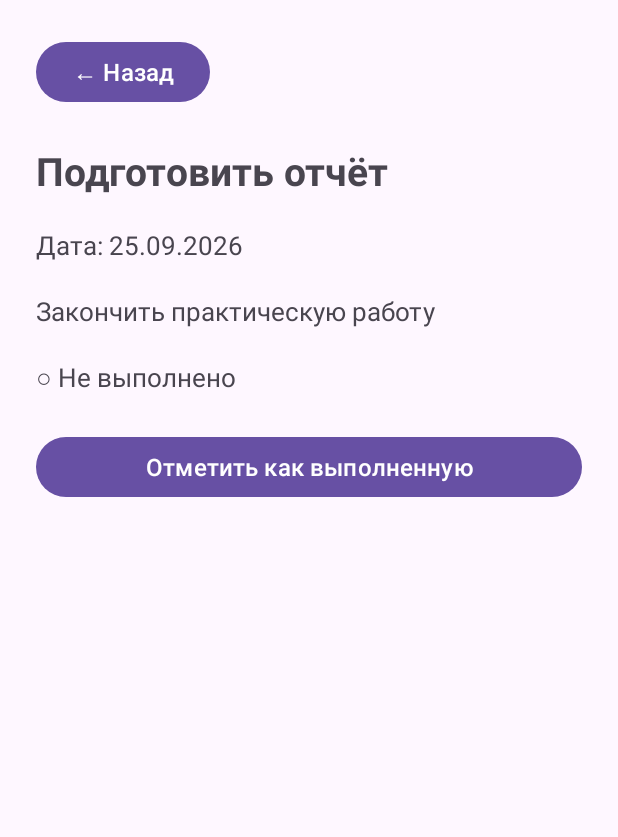
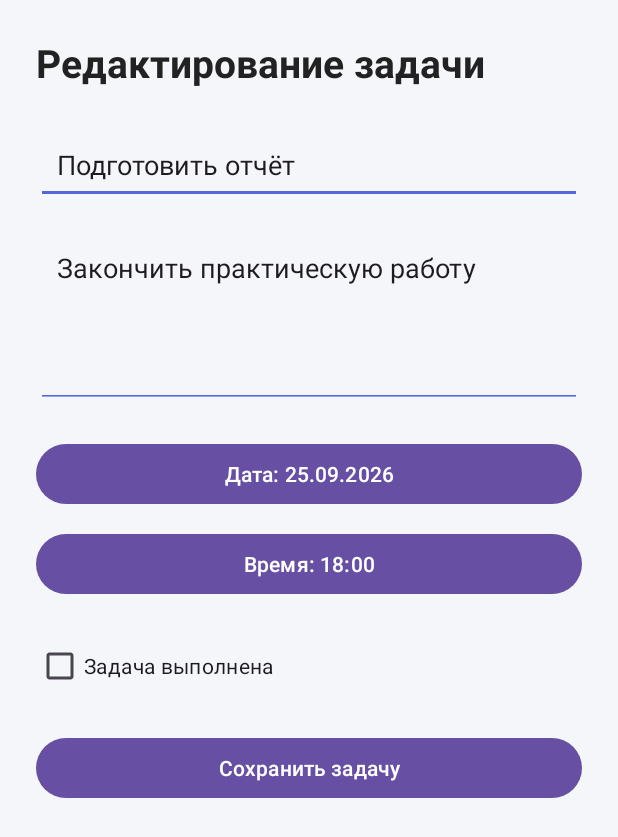
Before and after one commit to levalyalkov228-beep/calendar1, an Android app: the screen it shows after launch (TaskDetailActivity before the commit, AddEditTaskActivity after it), after a tap on "Подготовить отчёт", on a phone screen of 412 x 824 dp. Shown: the top 837 px of the screen. Run offline under Robolectric (Android 15) with nearby library versions, the phone set to English and light mode, and no system bars; our stand-ins replace Room's generated code.

Commit message:
Этап 5 выполнен

```diff
--- a/app/src/main/AndroidManifest.xml
+++ b/app/src/main/AndroidManifest.xml
@@ -29,6 +29,9 @@
             android:name=".AddTaskActivity"
             android:exported="false"
             android:windowSoftInputMode="adjustResize" />
+        <activity
+            android:name=".AddEditTaskActivity"
+            android:exported="false" />
     </application>
 
 </manifest>
--- /dev/null
+++ b/app/src/main/java/com/example/calendar1/AddEditTaskActivity.kt
@@ -0,0 +1,215 @@
+
+package com.example.calendar1
+
+import android.app.DatePickerDialog
+import android.app.TimePickerDialog
+import android.os.Bundle
+import android.widget.Button
+import android.widget.CheckBox
+import android.widget.EditText
+import android.widget.TextView
+import android.widget.Toast
+import androidx.appcompat.app.AppCompatActivity
+import androidx.lifecycle.ViewModelProvider
+import java.text.SimpleDateFormat
+import java.util.Calendar
+import java.util.Locale
+
+class AddEditTaskActivity : AppCompatActivity() {
+
+    private lateinit var taskViewModel: TaskViewModel
+
+    private lateinit var titleInput: EditText
+    private lateinit var descriptionInput: EditText
+    private lateinit var dateButton: Button
+    private lateinit var timeButton: Button
+    private lateinit var completedCheckBox: CheckBox
+    private lateinit var saveButton: Button
+    private lateinit var formTitle: TextView
+
+    private var taskId = -1
+    private var selectedDate = ""
+    private var selectedTime = "12:00"
+    private var isDone = false
+
+    override fun onCreate(savedInstanceState: Bundle?) {
+        super.onCreate(savedInstanceState)
+        setContentView(R.layout.activity_add_edit_task)
+
+        val factory = TaskViewModelFactory(application)
+        taskViewModel = ViewModelProvider(
+            this, factory
+        )[TaskViewModel::class.java]
+
+        titleInput = findViewById(R.id.editTaskTitle)
+        descriptionInput = findViewById(R.id.editTaskDescription)
+        dateButton = findViewById(R.id.buttonSelectDate)
+        timeButton = findViewById(R.id.buttonSelectTime)
+        completedCheckBox = findViewById(R.id.checkTaskCompleted)
+        saveButton = findViewById(R.id.buttonSaveTask)
+        formTitle = findViewById(R.id.textFormTitle)
+
+        taskId = intent.getIntExtra("task_id", -1)
+
+        if (taskId != -1) {
+            loadTaskData()
+        } else {
+            formTitle.text = "Новая задача"
+            selectedDate = getCurrentDate()
+            updateDateButton()
+            updateTimeButton()
+        }
+
+        dateButton.setOnClickListener {
+            showDatePicker()
+        }
+
+        timeButton.setOnClickListener {
+            showTimePicker()
+        }
+
+        saveButton.setOnClickListener {
+            saveTask()
+        }
+    }
+
+    private fun loadTaskData() {
+        formTitle.text = "Редактирование задачи"
+
+        titleInput.setText(intent.getStringExtra("title") ?: "")
+        descriptionInput.setText(
+            intent.getStringExtra("description") ?: ""
+        )
+
+        selectedDate = intent.getStringExtra("date")
+            ?: getCurrentDate()
+
+        selectedTime = intent.getStringExtra("time")
+            ?: "12:00"
+
+        isDone = intent.getBooleanExtra("is_done", false)
+        completedCheckBox.isChecked = isDone
+
+        updateDateButton()
+        updateTimeButton()
+    }
+
+    private fun getCurrentDate(): String {
+        val format = SimpleDateFormat(
+            "dd.MM.yyyy",
+            Locale.getDefault()
+        )
+        return format.format(Calendar.getInstance().time)
+    }
+
+    private fun updateDateButton() {
+        dateButton.text = "Дата: $selectedDate"
+    }
+
+    private fun updateTimeButton() {
+        timeButton.text = "Время: $selectedTime"
+    }
+
+    private fun showDatePicker() {
+        val calendar = Calendar.getInstance()
+
+        try {
+            val format = SimpleDateFormat(
+                "dd.MM.yyyy",
+                Locale.getDefault()
+            )
+            val parsedDate = format.parse(selectedDate)
+
+            if (parsedDate != null) {
+                calendar.time = parsedDate
+            }
+        } catch (_: Exception) {
+        }
+
+        DatePickerDialog(
+            this,
+            { _, year, month, day ->
+                selectedDate = String.format(
+                    Locale.getDefault(),
+                    "%02d.%02d.%04d",
+                    day,
+                    month + 1,
+                    year
+                )
+                updateDateButton()
+            },
+            calendar.get(Calendar.YEAR),
+            calendar.get(Calendar.MONTH),
+            calendar.get(Calendar.DAY_OF_MONTH)
+        ).show()
+    }
+
+    private fun showTimePicker() {
+        val parts = selectedTime.split(":")
+        val hour = parts.getOrNull(0)?.toIntOrNull() ?: 12
+        val minute = parts.getOrNull(1)?.toIntOrNull() ?: 0
+
+        TimePickerDialog(
+            this,
+            { _, selectedHour, selectedMinute ->
+                selectedTime = String.format(
+                    Locale.getDefault(),
+                    "%02d:%02d",
+                    selectedHour,
+                    selectedMinute
+                )
+                updateTimeButton()
+            },
+            hour,
+            minute,
+            true
+        ).show()
+    }
+
+    private fun saveTask() {
+        val title = titleInput.text.toString().trim()
+        val description = descriptionInput.text.toString().trim()
+
+        if (title.isEmpty()) {
+            titleInput.error = "Введите название задачи"
+            titleInput.requestFocus()
+            return
+        }
+
+        if (selectedDate.isBlank() || selectedTime.isBlank()) {
+            Toast.makeText(
+                this,
+                "Выберите дату и время",
+                Toast.LENGTH_SHORT
+            ).show()
+            return
+        }
+
+        val task = Task(
+            id = if (taskId == -1) 0 else taskId,
+            title = title,
+            description = description,
+            date = selectedDate,
+            time = selectedTime,
+            isDone = completedCheckBox.isChecked
+        )
+
+        if (taskId == -1) {
+            taskViewModel.addTask(task)
+            Toast.makeText(
+                this,
+                "Задача добавлена",
+                Toast.LENGTH_SHORT
+            ).show()
+        } else {
+            taskViewModel.updateTask(task)
+            Toast.makeText(
+                this,
+                "Задача обновлена",
+                Toast.LENGTH_SHORT
+            ).show()
+        }
+
+        finish()
+    }
+}
--- a/app/src/main/java/com/example/calendar1/MainActivity.kt
+++ b/app/src/main/java/com/example/calendar1/MainActivity.kt
@@ -2,8 +2,10 @@ package com.example.calendar1
 
 import android.content.Intent
 import android.os.Bundle
+import androidx.appcompat.app.AlertDialog
 import androidx.appcompat.app.AppCompatActivity
 import androidx.lifecycle.ViewModelProvider
+import androidx.recyclerview.widget.ItemTouchHelper
 import androidx.recyclerview.widget.LinearLayoutManager
 import androidx.recyclerview.widget.RecyclerView
 import com.google.android.material.floatingactionbutton.FloatingActionButton
@@ -14,35 +16,26 @@ class MainActivity : AppCompatActivity() {
     private lateinit var adapter: TaskAdapter
     private lateinit var taskViewModel: TaskViewModel
 
-    private val tasks = mutableListOf<Task>()
-    private var selectedTaskId = -1
-
     override fun onCreate(savedInstanceState: Bundle?) {
         super.onCreate(savedInstanceState)
         setContentView(R.layout.activity_main)
 
         val factory = TaskViewModelFactory(application)
+
         taskViewModel = ViewModelProvider(
             this,
             factory
         )[TaskViewModel::class.java]
 
         recyclerView = findViewById(R.id.tasksRecyclerView)
+
         setupRecyclerView()
+        setupSwipeToDelete()
 
-        // Получаем обновления списка из базы данных Room.
         taskViewModel.allTasks.observe(this) { updatedTasks ->
-            tasks.clear()
-            tasks.addAll(updatedTasks)
             adapter.updateTasks(updatedTasks)
-
-            android.util.Log.d(
-                "ROOM_COUNT",
-                "Количество задач в базе: ${updatedTasks.size}"
-            )
         }
 
-        // Начальные задачи создаются только при первом создании Activity.
         if (savedInstanceState == null) {
             taskViewModel.seedInitialTasks()
         }
@@ -51,8 +44,11 @@ class MainActivity : AppCompatActivity() {
             findViewById<FloatingActionButton>(R.id.addTaskButton)
 
         addTaskButton.setOnClickListener {
-            val intent = Intent(this, AddTaskActivity::class.java)
-            startActivityForResult(intent, REQUEST_ADD_TASK)
+            val intent = Intent(
+                this,
+                AddEditTaskActivity::class.java
+            )
+            startActivity(intent)
         }
     }
 
@@ -60,71 +56,72 @@ class MainActivity : AppCompatActivity() {
         recyclerView.layoutManager = LinearLayoutManager(this)
 
         adapter = TaskAdapter(emptyList()) { task ->
-            // Запоминаем ID, чтобы обновить именно выбранную задачу.
-            selectedTaskId = task.id
 
-            val intent = Intent(this, TaskDetailActivity::class.java)
+            val intent = Intent(
+                this,
+                AddEditTaskActivity::class.java
+            )
+
+            intent.putExtra("task_id", task.id)
             intent.putExtra("title", task.title)
             intent.putExtra("description", task.description)
             intent.putExtra("date", task.date)
-            intent.putExtra("completed", task.isDone)
+            intent.putExtra("time", task.time)
+            intent.putExtra("is_done", task.isDone)
 
-            startActivityForResult(intent, REQUEST_TASK_DETAIL)
+            startActivity(intent)
         }
 
         recyclerView.adapter = adapter
     }
 
-    @Deprecated("Используется существующий механизм возврата результата")
-    override fun onActivityResult(
-        requestCode: Int,
-        resultCode: Int,
-        data: Intent?
+    private fun setupSwipeToDelete() {
+
+        val swipeCallback = object :
+            ItemTouchHelper.SimpleCallback(
+                0,
+                ItemTouchHelper.LEFT or ItemTouchHelper.RIGHT
             ) {
-        super.onActivityResult(requestCode, resultCode, data)
 
-        if (resultCode != RESULT_OK || data == null) {
+            override fun onMove(
+                recyclerView: RecyclerView,
+                viewHolder: RecyclerView.ViewHolder,
+                target: RecyclerView.ViewHolder
+            ): Boolean {
+                return false
+            }
+
+            override fun onSwiped(
+                viewHolder: RecyclerView.ViewHolder,
+                direction: Int
+            ) {
+                val position = viewHolder.bindingAdapterPosition
+
+                if (position == RecyclerView.NO_POSITION) {
                     return
                 }
 
-        when (requestCode) {
-            REQUEST_TASK_DETAIL -> {
-                val completed =
-                    data.getBooleanExtra("completed", false)
+                val task = adapter.getTaskAt(position)
 
-                if (completed) {
-                    val selectedTask =
-                        tasks.find { it.id == selectedTaskId }
-
-                    if (selectedTask != null && !selectedTask.isDone) {
-                        taskViewModel.updateTask(
-                            selectedTask.copy(isDone = true)
+                AlertDialog.Builder(this@MainActivity)
+                    .setTitle("Удаление задачи")
+                    .setMessage(
+                        "Вы действительно хотите удалить задачу \"${task.title}\"?"
                     )
+                    .setPositiveButton("Удалить") { _, _ ->
+                        taskViewModel.deleteTask(task)
                     }
+                    .setNegativeButton("Отмена") { _, _ ->
+                        adapter.notifyItemChanged(position)
+                    }
+                    .setOnCancelListener {
+                        adapter.notifyItemChanged(position)
+                    }
+                    .show()
             }
         }
 
-            REQUEST_ADD_TASK -> {
-                val title = data.getStringExtra("title") ?: ""
-                val description =
-                    data.getStringExtra("description") ?: ""
-                val date = data.getStringExtra("date") ?: ""
-
-                val newTask = Task(
-                    title = title,
-                    description = description,
-                    isDone = false,
-                    date = date,
-                    time = "12:00"
-                )
-
-                taskViewModel.addTask(newTask)
+        ItemTouchHelper(swipeCallback)
+            .attachToRecyclerView(recyclerView)
     }
 }
-    }
-
-    companion object {
-        private const val REQUEST_TASK_DETAIL = 100
-        private const val REQUEST_ADD_TASK = 200
-    }
-}
--- a/app/src/main/java/com/example/calendar1/TaskAdapter.kt
+++ b/app/src/main/java/com/example/calendar1/TaskAdapter.kt
@@ -63,4 +63,7 @@ class TaskAdapter(
         tasks.addAll(newTasks)
         notifyDataSetChanged()
     }
+    fun getTaskAt(position: Int): Task {
+        return tasks[position]
+    }
 }
--- /dev/null
+++ b/app/src/main/res/layout/activity_add_edit_task.xml
@@ -0,0 +1,75 @@
+<?xml version="1.0" encoding="utf-8"?>
+<ScrollView xmlns:android="http://schemas.android.com/apk/res/android"
+    android:layout_width="match_parent"
+    android:layout_height="match_parent"
+    android:fillViewport="true"
+    android:background="#F5F6FA">
+
+    <LinearLayout
+        android:layout_width="match_parent"
+        android:layout_height="wrap_content"
+        android:orientation="vertical"
+        android:padding="24dp">
+
+        <TextView
+            android:id="@+id/textFormTitle"
+            android:layout_width="match_parent"
+            android:layout_height="wrap_content"
+            android:text="Новая задача"
+            android:textSize="26sp"
+            android:textStyle="bold"
+            android:textColor="#222222"
+            android:layout_marginBottom="24dp" />
+
+        <EditText
+            android:id="@+id/editTaskTitle"
+            android:layout_width="match_parent"
+            android:layout_height="wrap_content"
+            android:hint="Название задачи"
+            android:inputType="textCapSentences"
+            android:singleLine="true"
+            android:padding="14dp"
+            android:backgroundTint="#5267D9"
+            android:layout_marginBottom="16dp" />
+
+        <EditText
+            android:id="@+id/editTaskDescription"
+            android:layout_width="match_parent"
+            android:layout_height="120dp"
+            android:hint="Описание задачи"
+            android:inputType="textMultiLine|textCapSentences"
+            android:gravity="top"
+            android:padding="14dp"
+            android:backgroundTint="#5267D9"
+            android:layout_marginBottom="20dp" />
+
+        <Button
+            android:id="@+id/buttonSelectDate"
+            android:layout_width="match_parent"
+            android:layout_height="wrap_content"
+            android:text="Выбрать дату"
+            android:layout_marginBottom="12dp" />
+
+        <Button
+            android:id="@+id/buttonSelectTime"
+            android:layout_width="match_parent"
+            android:layout_height="wrap_content"
+            android:text="Выбрать время"
+            android:layout_marginBottom="20dp" />
+
+        <CheckBox
+            android:id="@+id/checkTaskCompleted"
+            android:layout_width="wrap_content"
+            android:layout_height="wrap_content"
+            android:text="Задача выполнена"
+            android:layout_marginBottom="20dp" />
+
+        <Button
+            android:id="@+id/buttonSaveTask"
+            android:layout_width="match_parent"
+            android:layout_height="wrap_content"
+            android:text="Сохранить задачу" />
+
+    </LinearLayout>
+
+</ScrollView>
```
Lines whose indentation alone changed are shown as unchanged.
